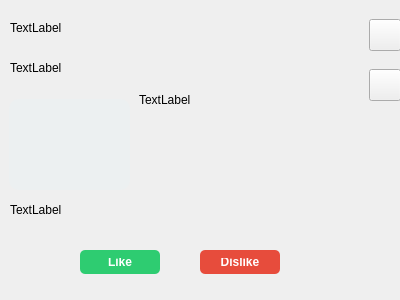
Old version of the form forms/third.ui in the repository YupiSoftwarePunk/Flirt-Finder.
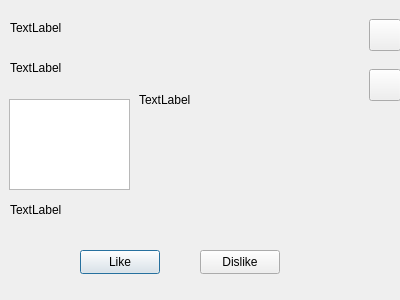
New version of the form. Icons and pictures are not drawn.

Commit message: Added prototype of design. Need to fix the overlapping of elements on each other in the 1st window, make the text fit into the field in the 2nd window and increase the contrast of colors in the app

The edit to the form file:
```diff
--- a/forms/third.ui
+++ b/forms/third.ui
@@ -17,43 +17,7 @@
    <string>Dialog</string>
   </property>
   <property name="styleSheet">
-   <string notr="true">background-color: #ffffff;
-
-QLabel {
-    color: #2c3e50;
-    font-size: 14px;
-}
-
-#likeButton {
-    background-color: #2ecc71;
-    color: #ffffff;
-    border: none;
-    border-radius: 5px;
-    padding: 8px 16px;
-    font-weight: bold;
-}
-
-#dislikeButton {
-    background-color: #e74c3c;
-    color: #ffffff;
-    border: none;
-    border-radius: 5px;
-    padding: 8px 16px;
-    font-weight: bold;
-}
-
-QPushButton[icon] {
-    min-width: 32px;
-    min-height: 32px;
-    background: transparent;
-    border: none;
-}
-
-QTextEdit {
-    background: #ecf0f1;
-    border-radius: 10px;
-    padding: 5px;
-}</string>
+   <string notr="true"/>
   </property>
   <widget class="QLabel" name="profileAge">
    <property name="geometry">
```
The commit also changes 26 other files.
